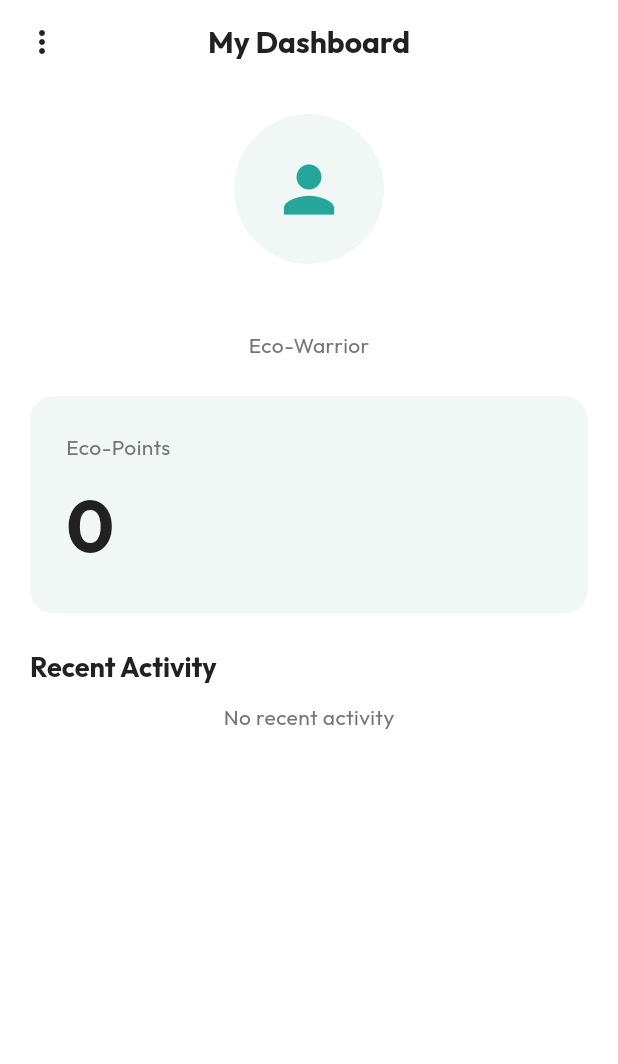
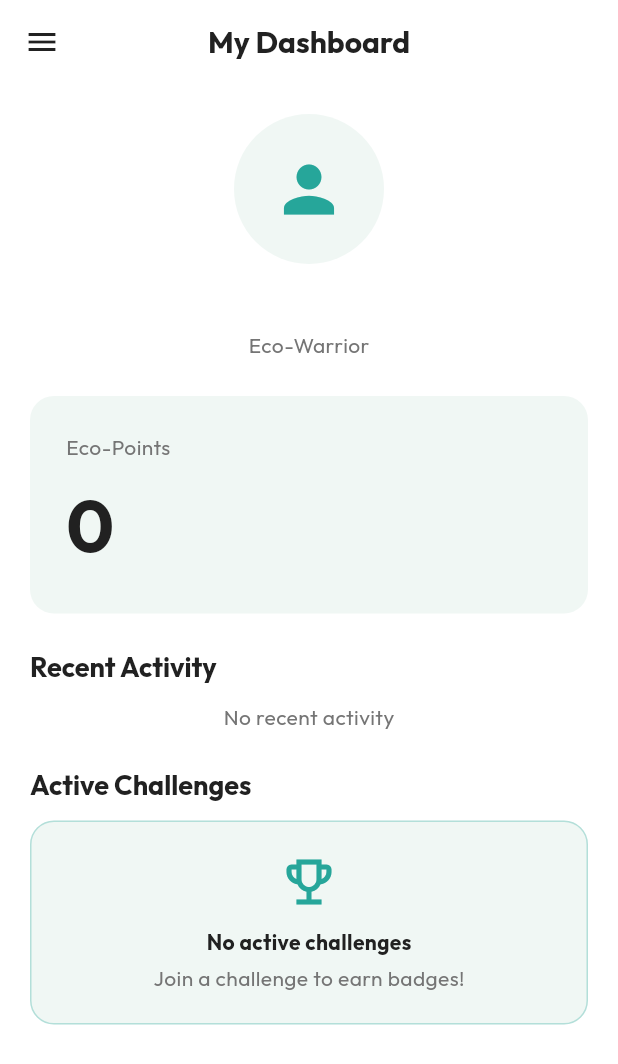
Before and after one commit to mohab-islam/WasteMaster, a Flutter app: the HomeScreen screen opened directly, on a phone screen of 412 x 824 dp. Shown: the top 1064 px of the screen. Run offline on Flutter 3.47's test engine with Material 3 defaults, Android fonts, the phone set to English and light mode, and no system bars; our stand-ins replace google_fonts, shared_preferences; missing offline and left inert: mobile_scanner; accounts and stored records are empty; network calls fail.

Commit message:
Final UI Updates

```diff
--- a/mobile app/lib/screens/challenges_screen.dart
+++ b/mobile app/lib/screens/challenges_screen.dart
@@ -217,6 +217,7 @@ class _ChallengesScreenState extends State<ChallengesScreen> {
                         onPressed: () => _joinChallenge(challenge['_id']),
                         style: ElevatedButton.styleFrom(
                           backgroundColor: AppTheme.cardColor,
+                          foregroundColor: AppTheme.primaryGold, // Mint Green Text
                           side: const BorderSide(color: AppTheme.primaryGold),
                         ),
                         child: const Text('Join Challenge'),
--- a/mobile app/lib/screens/home_screen.dart
+++ b/mobile app/lib/screens/home_screen.dart
@@ -72,31 +72,59 @@ class _HomeScreenState extends State<HomeScreen> {
   @override
   Widget build(BuildContext context) {
     return Scaffold(
-      appBar: AppBar(
-        title: const Text('My Dashboard'),
-        centerTitle: true,
-        leading: PopupMenuButton<String>(
-          icon: const Icon(Icons.more_vert),
-          onSelected: (value) async {
-            if (value == 'profile') {
+      drawer: Drawer(
+        backgroundColor: AppTheme.background,
+        child: ListView(
+          padding: EdgeInsets.zero,
+          children: [
+            DrawerHeader(
+              decoration: const BoxDecoration(color: AppTheme.primaryGold),
+              child: Column(
+                crossAxisAlignment: CrossAxisAlignment.start,
+                mainAxisAlignment: MainAxisAlignment.end,
+                children: [
+                   const CircleAvatar(
+                    backgroundColor: AppTheme.background,
+                    radius: 30,
+                    child: Icon(Icons.person, color: AppTheme.primaryGold, size: 35),
+                   ),
+                   const SizedBox(height: 12),
+                   Text(_userName, style: const TextStyle(color: Colors.white, fontSize: 20, fontWeight: FontWeight.bold)),
+                   const Text('Eco-Warrior', style: TextStyle(color: Colors.white70)),
+                ],
+              ),
+            ),
+            ListTile(
+              leading: const Icon(Icons.person, color: AppTheme.textLight),
+              title: const Text('Profile', style: TextStyle(color: AppTheme.textLight)),
+              onTap: () {
+                Navigator.pop(context); // Close drawer
                 Navigator.push(context, MaterialPageRoute(builder: (_) => const ProfileScreen()));
-            } else if (value == 'logout') {
+              },
+            ),
+            const Divider(),
+            ListTile(
+              leading: const Icon(Icons.logout, color: Colors.redAccent),
+              title: const Text('Sign Out', style: TextStyle(color: Colors.redAccent)),
+              onTap: () async {
+                 Navigator.pop(context);
                  await AuthService.logout();
                  if (mounted) {
                    Navigator.pushAndRemoveUntil(context, MaterialPageRoute(builder: (_) => const LoginScreen()), (r) => false);
                  }
-            }
               },
-          itemBuilder: (BuildContext context) => <PopupMenuEntry<String>>[
-            const PopupMenuItem<String>(
-              value: 'profile',
-              child: Text('Profile'),
-            ),
-             const PopupMenuItem<String>(
-              value: 'logout',
-              child: Text('Sign Out'),
             ),
           ],
+        ),
+      ),
+      appBar: AppBar(
+        title: const Text('My Dashboard'),
+        centerTitle: true,
+        leading: Builder(
+          builder: (context) => IconButton(
+            icon: const Icon(Icons.menu),
+            onPressed: () => Scaffold.of(context).openDrawer(),
+          ),
         ),
       ),
       body: _isLoading
@@ -162,12 +190,30 @@ class _HomeScreenState extends State<HomeScreen> {
 
                   const SizedBox(height: 24),
 
-                  // Active Challenges (List)
-                  if (_activeChallenges.isNotEmpty) ...[
+                  // Active Challenges Section
                   _sectionHeader('Active Challenges'),
                   const SizedBox(height: 12),
-                    ..._activeChallenges.map((c) => _buildChallengeCard(c)),
-                  ]
+                  if (_activeChallenges.isNotEmpty)
+                    ..._activeChallenges.map((c) => _buildChallengeCard(c))
+                  else
+                    Container(
+                      width: double.infinity,
+                      padding: const EdgeInsets.all(20),
+                      decoration: BoxDecoration(
+                        color: AppTheme.cardColor,
+                        borderRadius: BorderRadius.circular(16),
+                        border: Border.all(color: AppTheme.primaryGold.withOpacity(0.3), style: BorderStyle.solid)
+                      ),
+                      child: Column(
+                        children: [
+                           const Icon(Icons.emoji_events_outlined, size: 40, color: AppTheme.primaryGold),
+                           const SizedBox(height: 10),
+                           const Text('No active challenges', style: TextStyle(color: AppTheme.textLight, fontWeight: FontWeight.bold)),
+                           const SizedBox(height: 4),
+                           const Text('Join a challenge to earn badges!', style: TextStyle(color: AppTheme.textDim)),
+                        ],
+                      ),
+                    ),
                 ],
               ),
             ),
```
Lines whose indentation alone changed are shown as unchanged.
